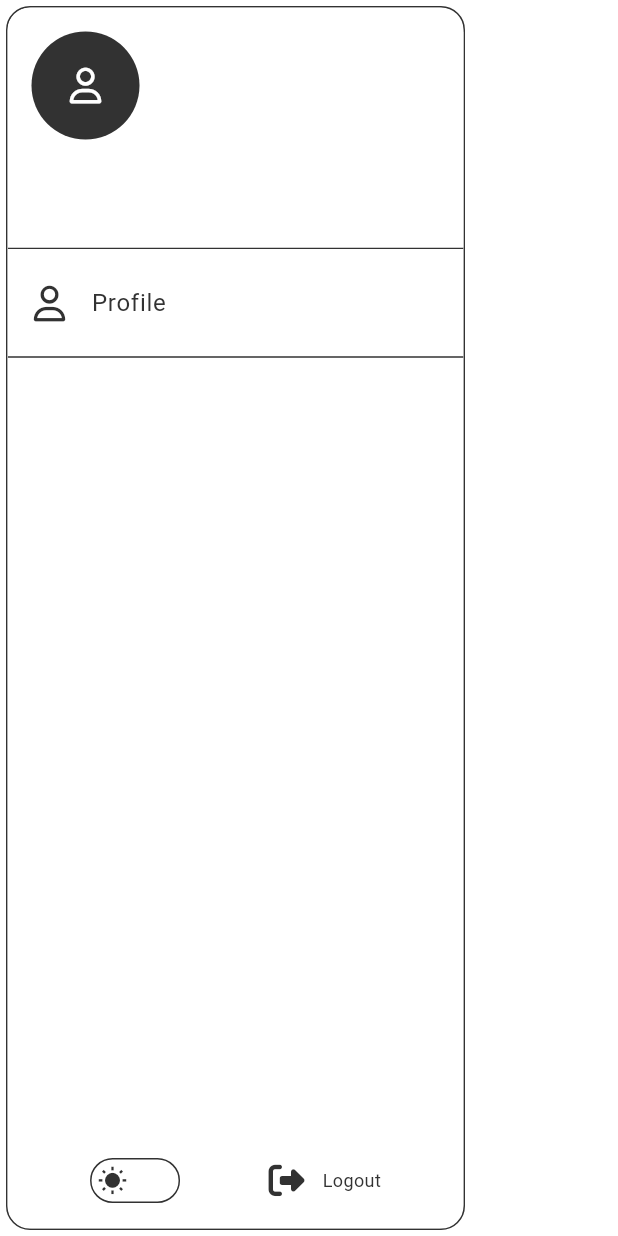
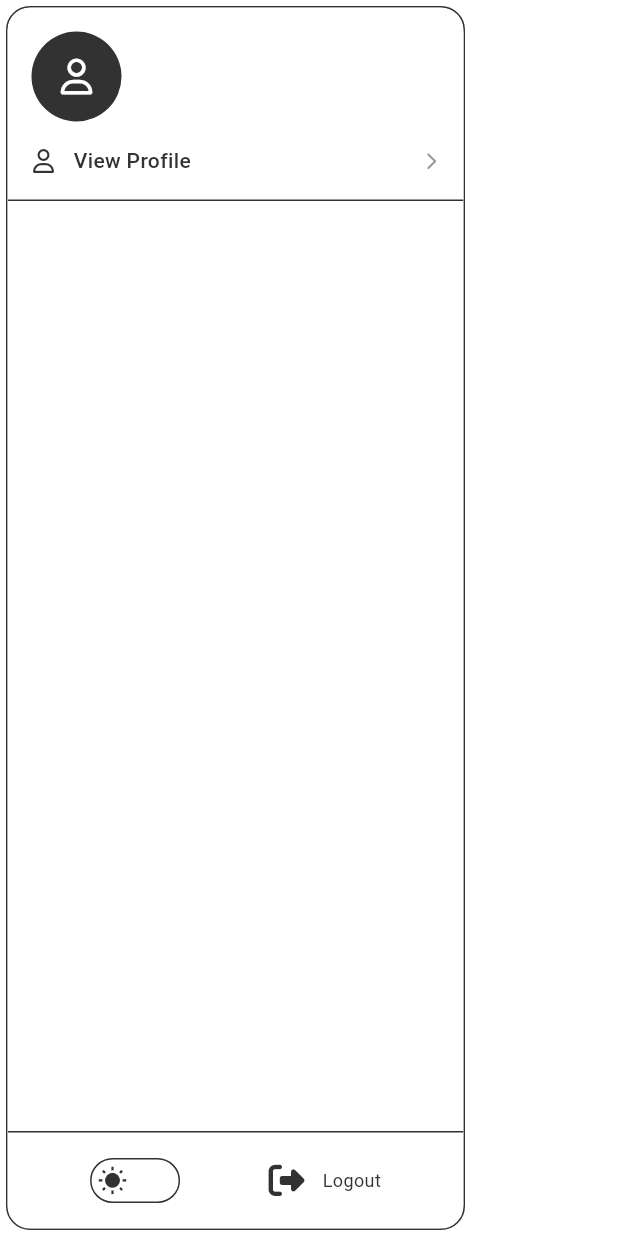
Before and after one commit to jodayyy/simpannow, a Flutter app: the SideNavigation widget shown alone on an empty page, opened directly, on a phone screen of 412 x 824 dp. Run offline on Flutter 3.47's test engine with Material 3 defaults, Android fonts, the phone set to English and light mode, and no system bars; our stand-ins replace cloud_firestore, firebase_analytics, firebase_auth, firebase_core, flutter_spinkit, fluttertoast and 2 more; accounts and stored records are empty; statements that could not run were skipped.

Commit message:
Update side navigation UI

```diff
--- a/lib/ui/components/navigation/side_navigation.dart
+++ b/lib/ui/components/navigation/side_navigation.dart
@@ -33,33 +33,14 @@ class SideNavigation extends StatelessWidget {
           child: Column(
             children: [
               Expanded(
-                child: ListView(
-                  padding: EdgeInsets.zero,
+                child: ListView(                  padding: EdgeInsets.zero,
                   children: [
-                    UserAccountsDrawerHeader(
+                    // Combined user header and profile navigation
+                    Container(
                       decoration: BoxDecoration(
                         color: Theme.of(context).colorScheme.surface,
                       ),
-                      // Shows user’s display name and profile icon
-                      accountName: Text(
-                        userService.getDisplayName(),
-                        style: TextStyle(color: Theme.of(context).colorScheme.primary),
-                      ),
-                      accountEmail: Text(
-                        user?.email ?? '',
-                        style: TextStyle(color: Theme.of(context).colorScheme.primary),
-                      ),
-                      currentAccountPicture: CircleAvatar(
-                        backgroundColor: Theme.of(context).colorScheme.primary,
-                        child: Icon(
-                          FontAwesomeIcons.user,
-                          color: Theme.of(context).colorScheme.onPrimary,
-                        ),
-                      ),
-                    ),
-                    ListTile(
-                      leading: const Icon(FontAwesomeIcons.user),
-                      title: const Text('Profile'),
+                      child: InkWell(
                         onTap: () {
                           // Navigate to profile details
                           Navigator.pop(context);
@@ -68,10 +49,91 @@ class SideNavigation extends StatelessWidget {
                             MaterialPageRoute(builder: (context) => const ProfilePage()),
                           );
                         },
+                        child: Padding(
+                          padding: const EdgeInsets.all(16.0),
+                          child: Column(
+                            crossAxisAlignment: CrossAxisAlignment.start,
+                            children: [
+                              // User avatar and basic info
+                              Row(
+                                children: [
+                                  CircleAvatar(
+                                    radius: 30,
+                                    backgroundColor: Theme.of(context).colorScheme.primary,
+                                    child: Icon(
+                                      FontAwesomeIcons.user,
+                                      color: Theme.of(context).colorScheme.surface,
+                                      size: 24,
                                     ),
-                    const Divider(),
+                                  ),
+                                  const SizedBox(width: 16),
+                                  Expanded(
+                                    child: Column(
+                                      crossAxisAlignment: CrossAxisAlignment.start,
+                                      children: [
+                                        Text(
+                                          userService.getDisplayName(),
+                                          style: Theme.of(context).textTheme.titleMedium?.copyWith(
+                                            color: Theme.of(context).colorScheme.primary,
+                                            fontWeight: FontWeight.bold,
+                                          ),
+                                        ),
+                                        const SizedBox(height: 4),
+                                        Text(
+                                          user?.email ?? '',
+                                          style: Theme.of(context).textTheme.bodySmall?.copyWith(
+                                            color: Theme.of(context).colorScheme.onSurface.withValues(alpha: 0.7),
+                                          ),
+                                          overflow: TextOverflow.ellipsis,
+                                        ),
                                       ],
                                     ),
+                                  ),
+                                ],
+                              ),
+                              const SizedBox(height: 16),
+                              // Profile action row
+                              Row(
+                                children: [
+                                  Icon(
+                                    FontAwesomeIcons.user,
+                                    size: 16,
+                                    color: Theme.of(context).colorScheme.primary,
+                                  ),
+                                  const SizedBox(width: 12),
+                                  Text(
+                                    'View Profile',
+                                    style: Theme.of(context).textTheme.bodyMedium?.copyWith(
+                                      color: Theme.of(context).colorScheme.primary,
+                                      fontWeight: FontWeight.w500,
+                                    ),
+                                  ),
+                                  const Spacer(),
+                                  Icon(
+                                    FontAwesomeIcons.chevronRight,
+                                    size: 12,
+                                    color: Theme.of(context).colorScheme.onSurface.withValues(alpha: 0.5),
+                                  ),
+                                ],
+                              ),
+                            ],
+                          ),
+                        ),                      ),
+                    ),
+                    // Divider after profile section
+                    Divider(
+                      color: Theme.of(context).dividerColor,
+                      height: 1,
+                      thickness: 1,
+                    ),
+                    const SizedBox(height: 8),                  ],
+                ),
+              ),
+              // Divider before bottom section
+              Divider(
+                color: Theme.of(context).dividerColor,
+                height: 1,
+                thickness: 1,
               ),
               // Bottom row with dark mode toggle and logout button
               Padding(
```
Lines whose indentation alone changed are shown as unchanged.
